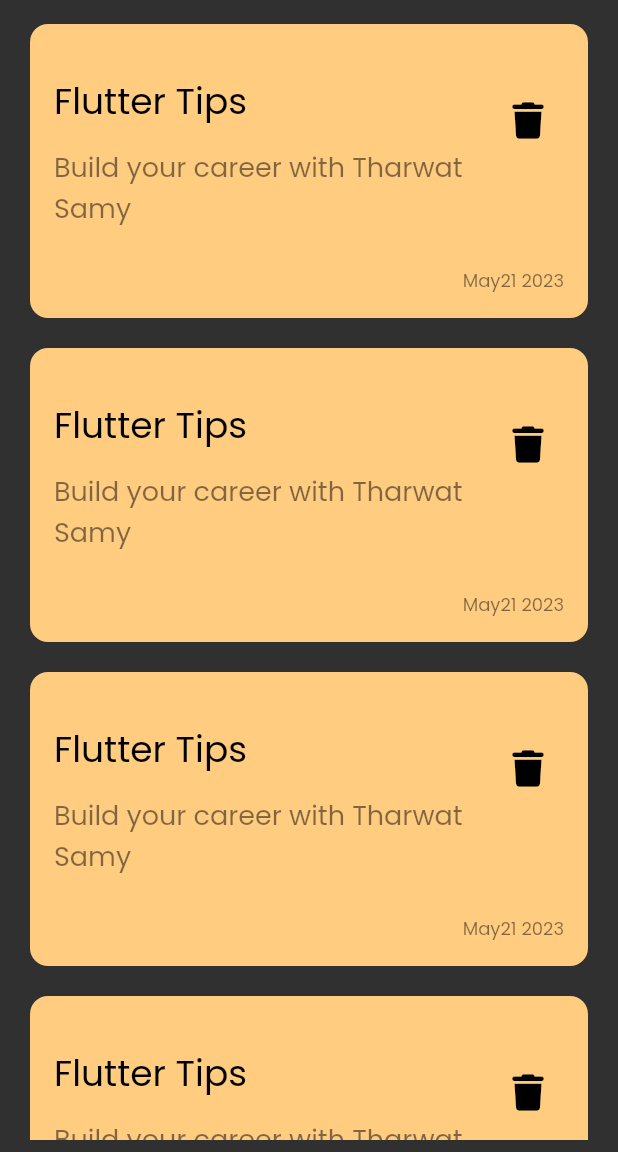
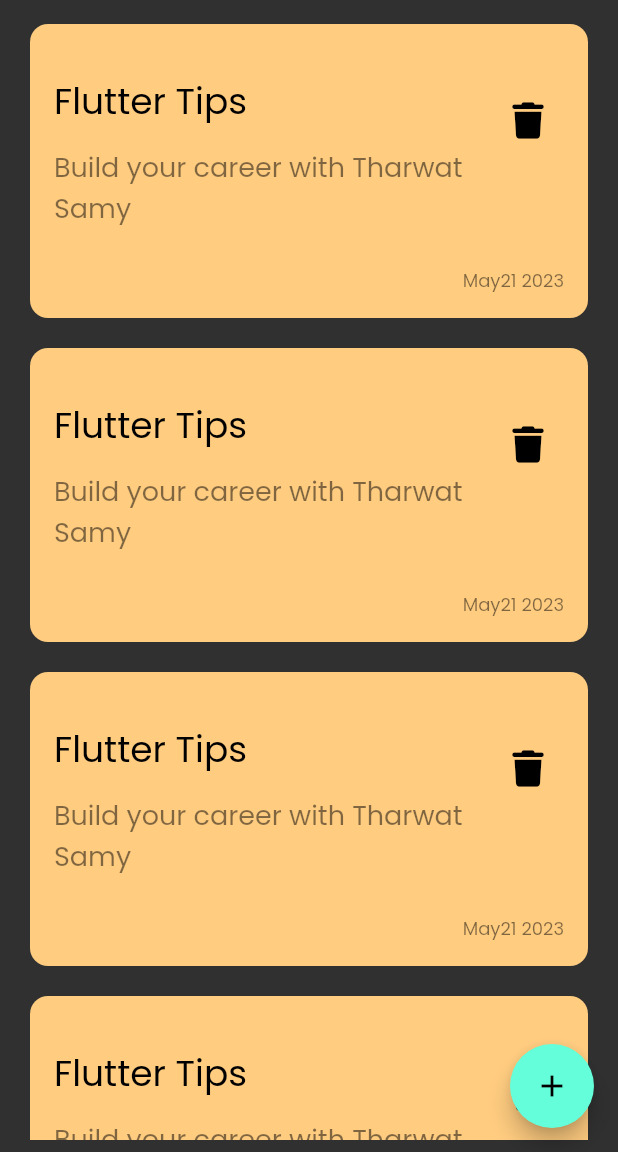
Before and after one commit to YomnaOthmann/Note-App, a Flutter app: the screen it shows after launch, on a phone screen of 412 x 824 dp, the part 84-1236 px from its top. Run offline on Flutter 3.47's test engine with Material 2 defaults, Android fonts, the phone set to English and light mode, and no system bars; our stand-ins replace font_awesome_flutter.

Commit message:
added floating button and modal bottom sheet

```diff
--- a/lib/view/screens/home_screen.dart
+++ b/lib/view/screens/home_screen.dart
@@ -1,37 +1,29 @@
 import 'package:flutter/material.dart';
-import 'package:nota_app/view/widgets/custom_note_item.dart';
 
-import '../widgets/custom_appbar.dart';
-import '../widgets/notes_listview.dart';
+import '../widgets/note_bottom_sheet.dart';
+import '../widgets/note_screen_body.dart';
 
 class HomeScreen extends StatelessWidget {
   const HomeScreen({super.key});
 
   @override
   Widget build(BuildContext context) {
-    return const Scaffold(
-      body: NotesScreenBody(),
-    );
-  }
-}
-
-class NotesScreenBody extends StatelessWidget {
-  const NotesScreenBody({super.key});
-
-  @override
-  Widget build(BuildContext context) {
-    return SafeArea(
-      child: Padding(
-        padding: const EdgeInsets.symmetric(horizontal: 20.0, vertical: 8),
-        child: Column(
-          crossAxisAlignment: CrossAxisAlignment.stretch,
-          children: [
-            const CustomAppBar(),
-            const SizedBox(
-              height: 16,
+    return Scaffold(
+      body: const NotesScreenBody(),
+      floatingActionButton: FloatingActionButton(
+        onPressed: () {
+          showModalBottomSheet(
+            shape: RoundedRectangleBorder(
+              borderRadius: BorderRadius.circular(24),
             ),
-            NotesListView(),
-          ],
+            context: context,
+            builder: (context) {
+              return const AddNoteBottomSheet();
+            },
+          );
+        },
+        child: const Icon(
+          Icons.add,
         ),
       ),
     );
--- /dev/null
+++ b/lib/view/widgets/note_screen_body.dart
@@ -0,0 +1,27 @@
+import 'package:flutter/material.dart';
+
+import 'custom_appbar.dart';
+import 'notes_listview.dart';
+
+class NotesScreenBody extends StatelessWidget {
+  const NotesScreenBody({super.key});
+
+  @override
+  Widget build(BuildContext context) {
+    return SafeArea(
+      child: Padding(
+        padding: const EdgeInsets.symmetric(horizontal: 20.0, vertical: 8),
+        child: Column(
+          crossAxisAlignment: CrossAxisAlignment.stretch,
+          children: const [
+            CustomAppBar(),
+            SizedBox(
+              height: 16,
+            ),
+            NotesListView(),
+          ],
+        ),
+      ),
+    );
+  }
+}
--- a/lib/view/widgets/notes_listview.dart
+++ b/lib/view/widgets/notes_listview.dart
@@ -6,6 +6,8 @@ class NotesListView extends StatelessWidget {
   const NotesListView({
     super.key,
   });
+
+  final data = const [];
 
   @override
   Widget build(BuildContext context) {
```
Also changed, not shown: lib/view/widgets/note_bottom_sheet.dart (added, +12 -0 lines).
